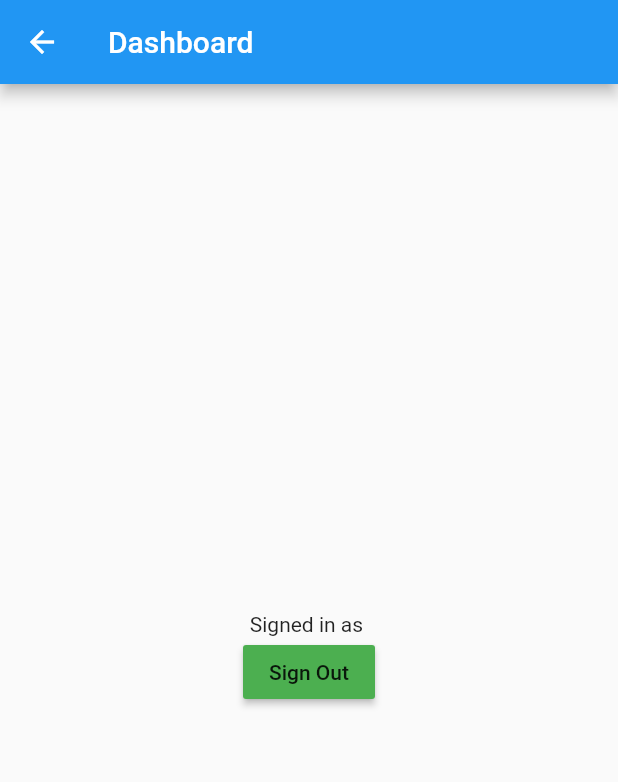
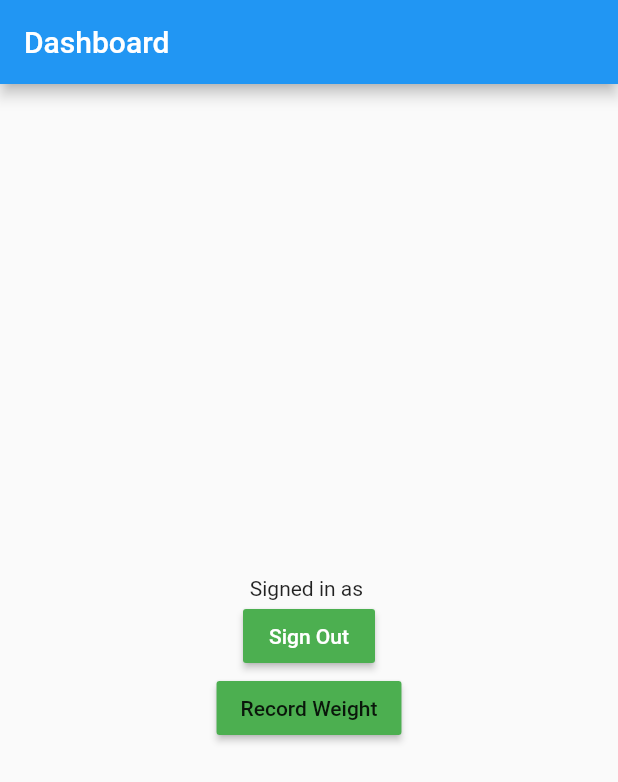
Before and after one commit to hakidon/Rubinfo_alpha, a Flutter app: the Dashboard screen opened directly, on a phone screen of 412 x 824 dp. Shown: the top 782 px of the screen. Run offline on Flutter 3.47's test engine with Material 2 defaults, Android fonts, the phone set to English and light mode, and no system bars; our stand-ins replace firebase_auth, firebase_core, firebase_database, fl_chart, google_fonts; accounts and stored records are empty; network calls fail.

Commit message:
added record page & store weight into database

```diff
--- a/lib/Screens/Dashboard.dart
+++ b/lib/Screens/Dashboard.dart
@@ -1,6 +1,7 @@
 import 'package:firebase_auth/firebase_auth.dart';
 import 'package:firebase_core/firebase_core.dart';
 import 'package:flutter/material.dart';
+import 'package:fluttercharts/Screens/record_weight.dart';
 
 class Dashboard extends StatefulWidget {
   const Dashboard();
@@ -27,7 +28,24 @@ class _DashboardState extends State<Dashboard> {
                 FirebaseAuth.instance.signOut();
               },
               color: Colors.green,
-              child: Text('Sign Out'),
+              child: Text(
+                'Sign Out',
+                style: TextStyle(
+                  color: Colors.white,
+                ),
+              ),
+            ),
+            MaterialButton(
+              onPressed: () {
+                Navigator.push(
+                  context,
+                  MaterialPageRoute(builder: (context) => RecordWeight()),
+                );
+              },
+              child: Text(
+                'Record Weight',
+              ),
+              color: Colors.green,
             ),
           ],
         ),
--- a/lib/main.dart
+++ b/lib/main.dart
@@ -45,7 +45,7 @@ class MainPage extends StatelessWidget {
         stream: FirebaseAuth.instance.authStateChanges(),
         builder: (context, snapshot) {
           if (snapshot.hasData) {
-            return HomeScreen();
+            return Dashboard();
           } else {
             return LoginPage();
           }
```
Also changed, not shown: lib/Screens/record_weight.dart (added, +88 -0 lines).
